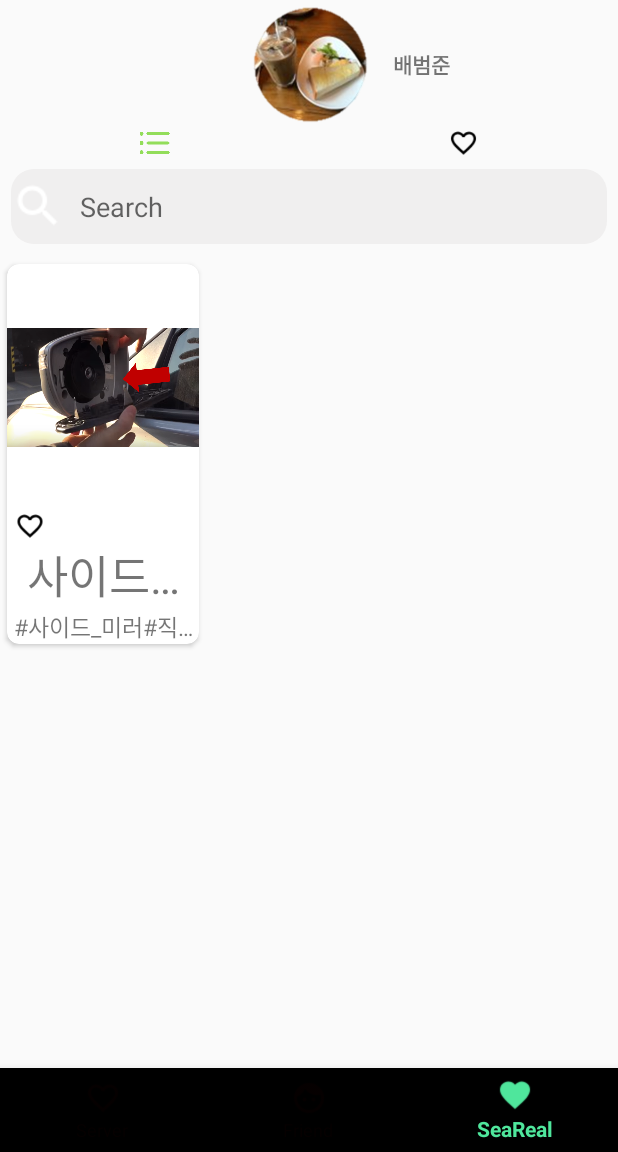
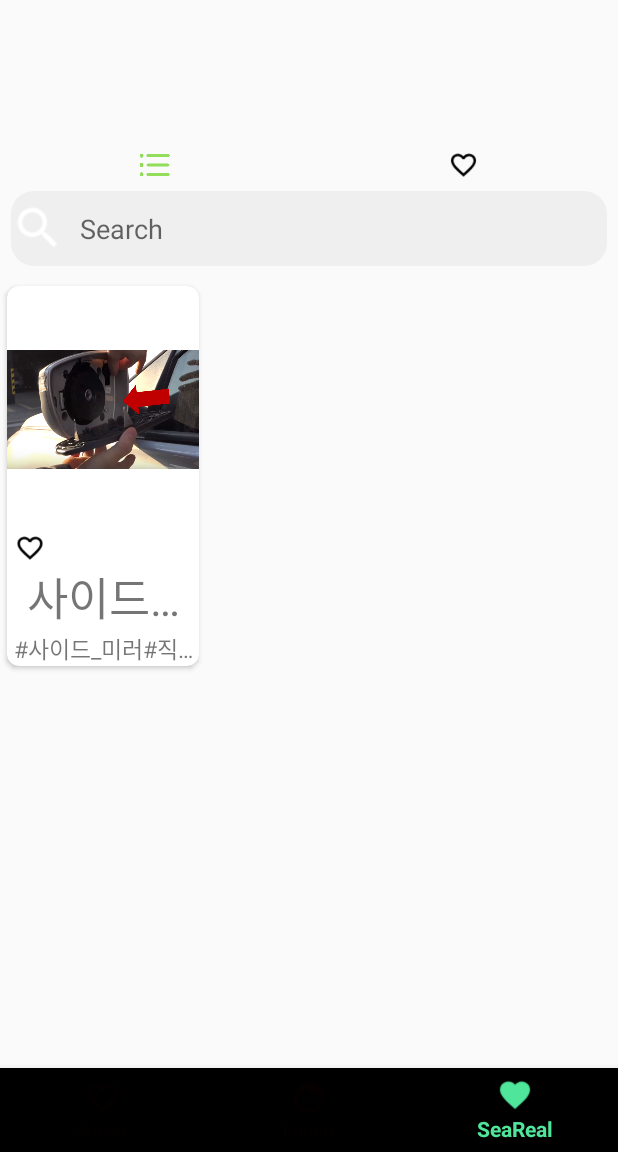
Before and after one commit to Senier-Project/SeeReal, an Android app: the screen it shows after launch once a user with an empty profile is signed in (MainActivity), item 3 of the bottom bar chosen, on a phone screen of 412 x 824 dp, the part 84-1236 px from its top. Run offline under Robolectric (Android 15) with nearby library versions, the phone set to English and light mode, and no system bars; our stand-ins replace Firebase (no records; nobody signed in at launch, a user with empty details on screens opened directly); plain views replace AutofitTextView; 2 statements that could not run were skipped.

Commit message:
0719LoginInfo

```diff
--- a/SeeReal1/app/src/main/java/example/com/seereal/InfoActivity.java
+++ b/SeeReal1/app/src/main/java/example/com/seereal/InfoActivity.java
@@ -19,7 +19,7 @@ public class InfoActivity extends AppCompatActivity {
                 .setDescription("SeaReal\n어플설명들어갈부분\n개발자: 유수화 배범준 이재현\nGachon Univ.\nSoftware Dept.")
                 .addItem(new Element().setTitle("Version 1.0"))
                 .addGroup("Connect with us")
-                .addEmail("수화이메일")
+                .addEmail("usuhwa2@gmail.com")
                 .addEmail("뱀이메일")
                 .addEmail("izg0820@naver.com")
                 .addPlayStore("jwh.com.eumme")
--- a/SeeReal1/app/src/main/java/example/com/seereal/LoginActivity.java
+++ b/SeeReal1/app/src/main/java/example/com/seereal/LoginActivity.java
@@ -21,28 +21,26 @@ import com.google.android.gms.tasks.Task;
 import com.google.firebase.auth.AuthCredential;
 import com.google.firebase.auth.AuthResult;
 import com.google.firebase.auth.FirebaseAuth;
-import com.google.firebase.auth.FirebaseUser;
 import com.google.firebase.auth.GoogleAuthProvider;
-
 
 import static android.content.ContentValues.TAG;
 
 /**
- * Created by user on 2017-11-04.
+ * Created by sh
  */
 
 public class LoginActivity extends AppCompatActivity {
     final int RC_SIGN_IN = 1001; // 로그인 확인여부 코드
-    private FirebaseAuth mAuth;
+    private Toast toast;
     private SignInButton signInButton; //구글 로그인 버튼
     private GoogleApiClient mGoogleApiClient; //API 클라이언트
     @Override
     protected void onCreate(@Nullable Bundle savedInstanceState) {
         super.onCreate(savedInstanceState);
         setContentView(R.layout.activity_login);
-
-        mAuth = FirebaseAuth.getInstance(); // 인스턴스 생성
-
+        InitApp.sAuth = FirebaseAuth.getInstance();
+        //mAuth = FirebaseAuth.getInstance(); // 인스턴스 생성
+        toast = Toast.makeText(LoginActivity.this, "", Toast.LENGTH_SHORT);
         GoogleSignInOptions gso = new GoogleSignInOptions.Builder(GoogleSignInOptions.DEFAULT_SIGN_IN)
                 .requestIdToken(getString(R.string.default_web_client_id))
                 .requestEmail()
@@ -57,6 +55,8 @@ public class LoginActivity extends AppCompatActivity {
                 })
                 .addApi(Auth.GOOGLE_SIGN_IN_API, gso)
                 .build();
+
+
 
         signInButton = (SignInButton)findViewById(R.id.sign_in_button);
 
@@ -82,7 +82,8 @@ public class LoginActivity extends AppCompatActivity {
             if (result.isSuccess()) {
                 // Google Sign In was successful, authenticate with Firebase
                 GoogleSignInAccount account = result.getSignInAccount();
-
+                // InitApp.sUser = InitApp.sAuth.getCurrentUser();
+                //InitApp.sUser.getDisplayName()
                 Log.d(TAG, "이름 =" + account.getDisplayName());
                 Log.d(TAG, "이메일=" + account.getEmail());
                 Log.d(TAG, "getId()=" + account.getId());
@@ -99,19 +100,35 @@ public class LoginActivity extends AppCompatActivity {
     public void onStart() { // 사용자가 현재 로그인되어 있는지 확인
         super.onStart();
         // Check if user is signed in (non-null) and update UI accordingly.
-        FirebaseUser currentUser = mAuth.getCurrentUser();
+      /*  FirebaseUser currentUser = InitApp.sAuth.getCurrentUser();
         if(currentUser!=null){ // 만약 로그인이 되어있으면 다음 액티비티 실행
             Intent intent = new Intent(getApplicationContext(), MainActivity.class);
             startActivity(intent);
             finish();
+        }*/
+
+        InitApp.sUser = InitApp.sAuth.getCurrentUser();
+
+        // 인증된 유저가 존재할 경우 바로 Main액티비티로 넘긴 후 SignIn액티비티는 종료.
+        if (InitApp.sUser != null) {
+            toast.setText(InitApp.sUser.getDisplayName() + "님 환영합니다.");
+            toast.show();
+            startActivity(new Intent(LoginActivity.this, MainActivity.class));
+
+            finish();
+        } else {
         }
+
+
+
+
     }
 
     private void firebaseAuthWithGoogle(GoogleSignInAccount acct) {
         Log.d(TAG, "firebaseAuthWithGoogle:" + acct.getId());
 
         AuthCredential credential = GoogleAuthProvider.getCredential(acct.getIdToken(), null);
-        mAuth.signInWithCredential(credential)
+        InitApp.sAuth.signInWithCredential(credential)
                 .addOnCompleteListener(this, new OnCompleteListener<AuthResult>() {
                     @Override
                     public void onComplete(@NonNull Task<AuthResult> task) {
--- a/SeeReal1/app/src/main/java/example/com/seereal/MainActivity.java
+++ b/SeeReal1/app/src/main/java/example/com/seereal/MainActivity.java
@@ -3,6 +3,7 @@ package example.com.seereal;
 import android.annotation.SuppressLint;
 import android.content.Intent;
 import android.content.pm.PackageManager;
+import android.graphics.Bitmap;
 import android.graphics.Point;
 import android.os.Bundle;
 import android.support.annotation.NonNull;
@@ -21,19 +22,29 @@ import android.view.MenuItem;
 import android.widget.TextView;
 import android.widget.Toast;
 
+import com.google.android.gms.auth.api.signin.GoogleSignIn;
+import com.google.android.gms.auth.api.signin.GoogleSignInClient;
+import com.google.android.gms.auth.api.signin.GoogleSignInOptions;
+import com.google.android.gms.tasks.OnCompleteListener;
+import com.google.android.gms.tasks.Task;
 import com.google.firebase.auth.FirebaseAuth;
+import com.google.firebase.auth.UserInfo;
 import com.google.firebase.database.DataSnapshot;
 import com.google.firebase.database.DatabaseError;
 import com.google.firebase.database.DatabaseReference;
 import com.google.firebase.database.FirebaseDatabase;
 import com.google.firebase.database.ValueEventListener;
 
+import java.util.List;
+
 public class MainActivity extends AppCompatActivity
         implements BottomNavigationView.OnNavigationItemSelectedListener {
 
+    private Bitmap bitmap;
     DatabaseReference mDatabase = FirebaseDatabase.getInstance().getReference();
     DatabaseReference mData = mDatabase.child("Test").child("aaa");
 
+    TextView userName, userEmail;
     private FirebaseAuth.AuthStateListener mListener;
 
     TextView tv;
@@ -59,9 +70,18 @@ public class MainActivity extends AppCompatActivity
     };
 
     @Override
+    protected void onStop() {
+        if (mListener != null) {
+            InitApp.sAuth.removeAuthStateListener(mListener);   // 인증 상태 리스너 해제.
+        }
+        super.onStop();
+    }
+
+    @Override
     protected void onStart() {
         super.onStart();
 
+        InitApp.sAuth.addAuthStateListener(mListener);
         mData.addValueEventListener(new ValueEventListener() {
             @Override
             public void onDataChange(DataSnapshot dataSnapshot) {
@@ -80,6 +100,8 @@ public class MainActivity extends AppCompatActivity
     protected void onCreate(Bundle savedInstanceState) {
         super.onCreate(savedInstanceState);
         setContentView(R.layout.activity_main);
+        Log.d("susu","onCreate");
+        setFirebase();
 
         tv = (TextView) findViewById(R.id.testText);
 
@@ -134,8 +156,8 @@ public class MainActivity extends AppCompatActivity
                         break;
                     case R.id.nav_sign_out :
                         Toast.makeText(MainActivity.this, "로그아웃", Toast.LENGTH_SHORT).show();
-                        FirebaseAuth.getInstance().signOut();
-
+                        //FirebaseAuth.getInstance().signOut();
+                        signOut();
                         break;
                     case R.id.nav_info :
                         Toast.makeText(MainActivity.this, "개발자정보", Toast.LENGTH_SHORT).show();
@@ -150,6 +172,62 @@ public class MainActivity extends AppCompatActivity
 
 
     }
+
+    private void signOut() {
+        List<? extends UserInfo> providerData = InitApp.sUser.getProviderData();
+
+        // Firebase sign out
+        InitApp.sAuth.signOut();
+
+        for (UserInfo info : providerData) {
+            switch (info.getProviderId()) {
+                // 구글 인증을 받은 유저일 경우.
+                case "google.com":
+                    GoogleSignInOptions gso = new GoogleSignInOptions.Builder(GoogleSignInOptions.DEFAULT_SIGN_IN)
+                            .requestIdToken(getString(R.string.default_web_client_id))
+                            .requestEmail()
+                            .build();
+                    GoogleSignInClient mGoogleSignInClient = GoogleSignIn.getClient(this, gso);
+                    mGoogleSignInClient.signOut().addOnCompleteListener(this, new OnCompleteListener<Void>() {
+                        @Override
+                        public void onComplete(@NonNull Task<Void> task) {
+                            Log.d("susu", "GoogleSignOutComplete");
+                        }
+                    });
+                    break;
+
+            }
+        }
+    }
+
+
+    public void setFirebase() {
+        Log.d("susu","firebase처음");
+        InitApp.sDatabase = FirebaseDatabase.getInstance();
+        mListener = new FirebaseAuth.AuthStateListener() {
+
+            @Override
+            public void onAuthStateChanged(@NonNull FirebaseAuth firebaseAuth) {
+                InitApp.sUser = InitApp.sAuth.getCurrentUser();
+                Log.d("susu","setFirebase들어옴");
+                // 유저가 없다고 확인될 경우, 액티비티를 종료하고 로그인 액티비티로 넘어감.
+                if (InitApp.sUser == null) {
+                    Toast.makeText(MainActivity.this, "로그인이 필요합니다.", Toast.LENGTH_SHORT).show();
+                    startActivity(new Intent(MainActivity.this, LoginActivity.class));
+                    finish();
+                } else {    // 유저가 존재할 경우, Drawer 헤더에 유저 정보 표시.
+
+                    userName = (TextView) findViewById(R.id.userName);
+                    userEmail = (TextView) findViewById(R.id.userEmail);
+                    userName.setText(InitApp.sUser.getDisplayName());
+                    userEmail.setText(InitApp.sUser.getEmail());
+                }
+            }
+        };
+
+        //((InitApp)getApplication()).initDatabase();
+    }
+
     @Override
     public boolean onCreateOptionsMenu(Menu menu) {
 
--- a/SeeReal1/app/src/main/java/example/com/seereal/MoreFragment.java
+++ b/SeeReal1/app/src/main/java/example/com/seereal/MoreFragment.java
@@ -1,29 +1,41 @@
 package example.com.seereal;
 
-import android.graphics.PorterDuff;
-import android.graphics.drawable.Drawable;
-import android.media.Image;
+import android.graphics.Bitmap;
 import android.os.Bundle;
 import android.support.annotation.Nullable;
 import android.support.v4.app.Fragment;
-import android.support.v4.app.FragmentTransaction;
 import android.support.v4.content.ContextCompat;
 import android.view.LayoutInflater;
 import android.view.View;
 import android.view.ViewGroup;
-import android.widget.FrameLayout;
 import android.widget.ImageView;
+import android.widget.TextView;
 
+import com.google.firebase.auth.FirebaseAuth;
 
 public class MoreFragment extends Fragment {
     boolean inList =true;
     ImageView myList,favoriteList;
      Fragment contents;
      Fragment favoriteContents;
+
+     private FirebaseAuth mAuth;
+    Bitmap bitmap;
+
     @Nullable
     @Override
     public View onCreateView(LayoutInflater inflater, @Nullable ViewGroup container, @Nullable Bundle savedInstanceState) {
+       //suh추가
+       // InitApp.sUser.getDisplayName()
+
         View view = inflater.inflate(R.layout.fragment_more,null);
+
+        TextView userName = (TextView) view.findViewById(R.id.user_id);
+        TextView userEmail = (TextView) view.findViewById(R.id.user_email);
+        userName.setText(InitApp.sUser.getDisplayName());
+        userEmail.setText(InitApp.sUser.getEmail());
+
+        //원래
         contents =  new MyList();
         favoriteContents = new FavoriteList();
 
--- a/SeeReal1/app/src/main/res/layout/fragment_more.xml
+++ b/SeeReal1/app/src/main/res/layout/fragment_more.xml
@@ -14,26 +14,26 @@
 
         <RelativeLayout
             android:layout_width="match_parent"
-            android:layout_height="wrap_content">
+            android:layout_height="100dp">
 
-            <ImageView
-                android:id="@+id/image_profile"
-                android:background="@drawable/imagebea"
-                android:scaleType="fitXY"
-                android:layout_width="80dp"
-                android:layout_height="80dp"
-                android:layout_centerVertical="true"
-                android:layout_centerHorizontal="true"
-                android:layout_marginTop="5dp"
+
+            <TextView
+                android:id="@+id/user_id"
+                android:layout_width="wrap_content"
+                android:layout_height="wrap_content"
+                android:layout_centerInParent="true"
+                android:textSize="20dp"
+                android:text="testName"
+                android:textStyle="bold"
+                android:gravity="center"
                 />
             <TextView
-                android:id="@+id/user_id"
-                android:layout_width="70dp"
+                android:id="@+id/user_email"
+                android:layout_width="wrap_content"
                 android:layout_height="wrap_content"
-                android:layout_toRightOf="@+id/image_profile"
-                android:layout_centerVertical="true"
-                android:text="배범준"
-                android:textStyle="bold"
+                android:layout_below="@+id/user_id"
+                android:layout_centerInParent="true"
+                android:text="testEmail@gmail.com"
                 android:gravity="center"
                 />
         </RelativeLayout>
```
Also changed, not shown: SeeReal1/app/src/main/java/example/com/seereal/InitApp.java (added, +25 -0 lines), SeeReal1/app/src/main/res/layout/drawer_header.xml (+4 -11 lines).
